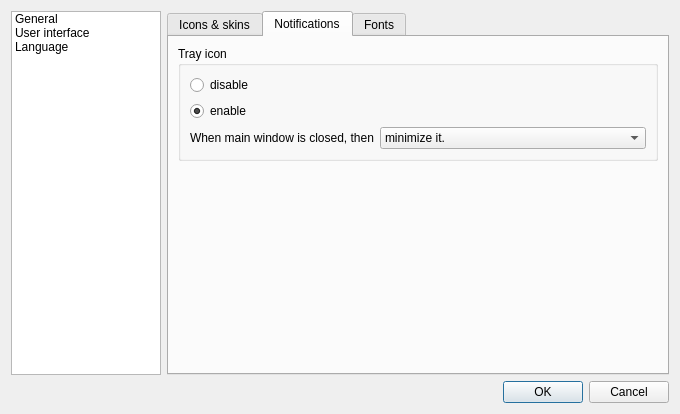
Qt form src/gui/formsettings.ui (martinrotter/rssguard) before a commit.
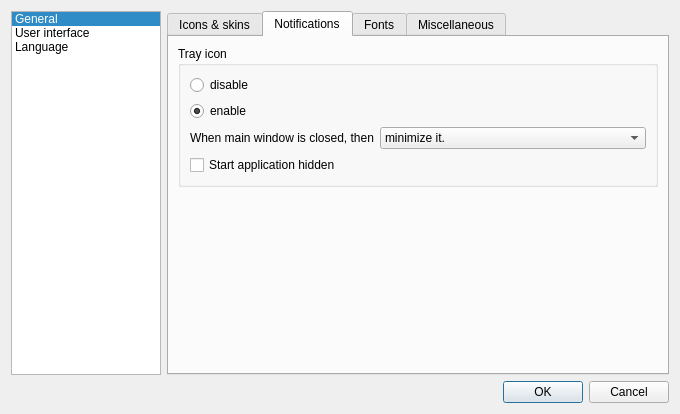
The same form after that commit.

Commit message: Finalized "start minimized" option.

Patch:
```diff
--- a/src/gui/formsettings.ui
+++ b/src/gui/formsettings.ui
@@ -23,7 +23,7 @@
       </size>
      </property>
      <property name="currentRow">
-      <number>-1</number>
+      <number>0</number>
      </property>
      <item>
       <property name="text">
@@ -149,6 +149,13 @@
                 </item>
                </widget>
               </item>
+              <item row="3" column="0" colspan="2">
+               <widget class="QCheckBox" name="m_checkHidden">
+                <property name="text">
+                 <string>Start application hidden</string>
+                </property>
+               </widget>
+              </item>
              </layout>
             </widget>
            </item>
@@ -159,6 +166,16 @@
            <string>Fonts</string>
           </attribute>
          </widget>
+         <widget class="QWidget" name="m_tabMisc">
+          <attribute name="title">
+           <string>Miscellaneous</string>
+          </attribute>
+          <layout class="QFormLayout" name="formLayout_4">
+           <property name="fieldGrowthPolicy">
+            <enum>QFormLayout::AllNonFixedFieldsGrow</enum>
+           </property>
+          </layout>
+         </widget>
         </widget>
        </item>
       </layout>
```
Left out of the diff: 36 changed lines with no effect on the pictures. The commit also changes 3 other files.
